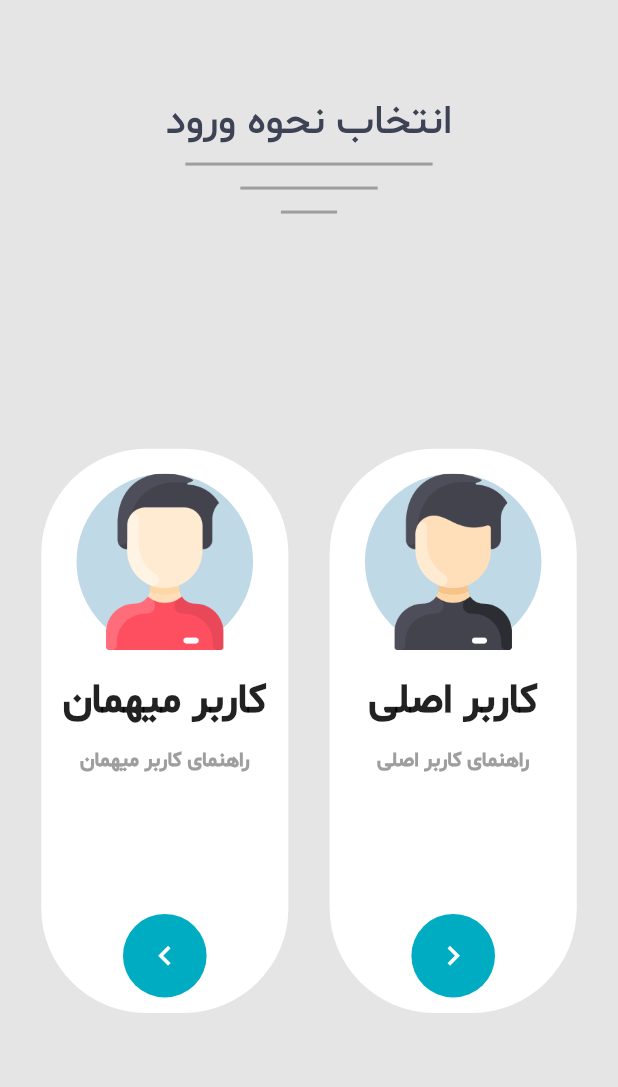
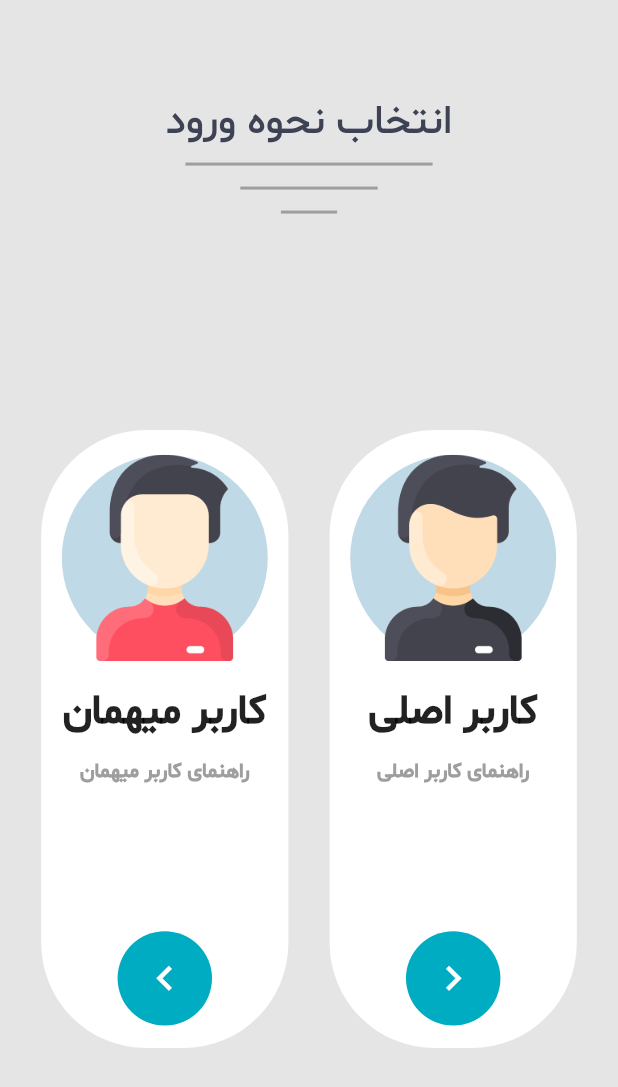
Before and after one commit to poyaaghajani/application, a Flutter app: the screen it shows after launch, on a phone screen of 412 x 824 dp. Shown: the top 1087 px of the screen. Run offline on Flutter 3.47's test engine with Material 2 defaults, Android fonts, the phone set to English and light mode, and no system bars; our stand-ins replace get, open_file.

```diff
--- a/lib/components/container/choose_mode.dart
+++ b/lib/components/container/choose_mode.dart
@@ -6,7 +6,7 @@ class ChoseModeContainer extends StatelessWidget {
   final title;
   final helptext;
   final imagePerson;
-  final circularBox;
+  IconData icon;
 
   VoidCallback? onPressed_Navigator;
   VoidCallback? onPressed_seePdf;
@@ -16,7 +16,7 @@ class ChoseModeContainer extends StatelessWidget {
       required this.title,
       required this.helptext,
       required this.imagePerson,
-      required this.circularBox,
+      required this.icon,
       this.onPressed_Navigator,
       this.onPressed_seePdf})
       : super(key: key);
@@ -25,21 +25,22 @@ class ChoseModeContainer extends StatelessWidget {
   Widget build(BuildContext context) {
     return Container(
       width: MediaQuery.of(context).size.width / 2.5,
+      height: MediaQuery.of(context).size.height / 2,
       decoration: BoxDecoration(
           borderRadius: BorderRadius.circular(70), color: Colors.white),
       child: Column(
+        mainAxisAlignment: MainAxisAlignment.spaceBetween,
         crossAxisAlignment: CrossAxisAlignment.center,
-        mainAxisAlignment: MainAxisAlignment.spaceBetween,
         children: [
-          GestureDetector(
-            onTap: onPressed_Navigator,
-            child: Column(
+          Column(
+            children: [
+              Column(
                 children: [
                   SizedBox(
                     height: MediaQuery.of(context).size.height / 50,
                   ),
                   CircleAvatar(
-                  radius: MediaQuery.of(context).size.width / 7,
+                    radius: MediaQuery.of(context).size.height / 12,
                     backgroundColor: getColors.backgroundAvatar,
                     child: imagePerson,
                   ),
@@ -49,11 +50,10 @@ class ChoseModeContainer extends StatelessWidget {
                   Text(
                     title,
                     style: TextStyle(
-                      fontSize: MediaQuery.of(context).size.width / 15,
+                        fontSize: MediaQuery.of(context).size.height / 30,
                         fontWeight: FontWeight.bold),
                   ),
                 ],
-            ),
               ),
               GestureDetector(
                 onTap: onPressed_seePdf,
@@ -72,12 +72,25 @@ class ChoseModeContainer extends StatelessWidget {
                   ),
                 ),
               ),
-          SizedBox(
-            height: MediaQuery.of(context).size.height / 10,
+            ],
           ),
-          circularBox,
-          SizedBox(
-            height: MediaQuery.of(context).size.height / 80,
+          Padding(
+            padding: const EdgeInsets.only(bottom: 15.0),
+            child: Container(
+              padding: const EdgeInsets.all(15),
+              decoration: BoxDecoration(
+                shape: BoxShape.circle,
+                color: Colors.cyan[600],
+              ),
+              child: GestureDetector(
+                onTap: onPressed_Navigator,
+                child: Icon(
+                  icon,
+                  color: Colors.white,
+                  size: MediaQuery.of(context).size.height / 25,
+                ),
+              ),
+            ),
           ),
         ],
       ),
--- a/lib/pages/choose_screen/choose_view.dart
+++ b/lib/pages/choose_screen/choose_view.dart
@@ -44,38 +44,25 @@ class ChooseScreen extends StatelessWidget {
                 child: const Divider(thickness: 2, color: Colors.grey),
               ),
               SizedBox(
-                height: MediaQuery.of(context).size.height / 5.5,
+                height: MediaQuery.of(context).size.height / 6,
               ),
               Row(
                 mainAxisAlignment: MainAxisAlignment.spaceEvenly,
                 children: [
                   ChoseModeContainer(
-                    imagePerson: Image.asset('images/man2.png'),
+                    imagePerson: Image.asset('assets/images/man2.png'),
                     title: "کاربر میهمان",
                     helptext: "راهنمای کاربر میهمان",
+                    icon: Icons.keyboard_arrow_left_outlined,
+                    onPressed_Navigator: () {},
                     onPressed_seePdf: () async {
                       final file =
                           await PDFapi.loadAsset("assets/pdf/check.pdf");
                       OpenFile.open(file.path);
                     },
-                    circularBox: Container(
-                      padding: const EdgeInsets.all(15),
-                      decoration: BoxDecoration(
-                        shape: BoxShape.circle,
-                        color: Colors.cyan[600],
-                      ),
-                      child: GestureDetector(
-                        onTap: () {},
-                        child: Icon(
-                          Icons.keyboard_arrow_left_outlined,
-                          color: Colors.white,
-                          size: MediaQuery.of(context).size.width / 16,
-                        ),
-                      ),
-                    ),
                   ),
                   ChoseModeContainer(
-                    imagePerson: Image.asset('images/man1.png'),
+                    imagePerson: Image.asset('assets/images/man1.png'),
                     title: "کاربر اصلی",
                     helptext: "راهنمای کاربر اصلی",
                     onPressed_seePdf: () async {
@@ -83,21 +70,7 @@ class ChooseScreen extends StatelessWidget {
                           await PDFapi.loadAsset("assets/pdf/check.pdf");
                       OpenFile.open(file.path);
                     },
-                    circularBox: Container(
-                      padding: const EdgeInsets.all(15),
-                      decoration: BoxDecoration(
-                        shape: BoxShape.circle,
-                        color: Colors.cyan[600],
-                      ),
-                      child: GestureDetector(
-                        onTap: () {},
-                        child: Icon(
-                          Icons.keyboard_arrow_right_outlined,
-                          color: Colors.white,
-                          size: MediaQuery.of(context).size.width / 16,
-                        ),
-                      ),
-                    ),
+                    icon: Icons.keyboard_arrow_right_outlined,
                   ),
                 ],
               ),
--- a/pubspec.yaml
+++ b/pubspec.yaml
@@ -63,7 +63,7 @@ flutter:
   # To add assets to your application, add an assets section, like this:
   assets:
     - assets/pdf/
-    - images/
+    - assets/images/
 
   # An image asset can refer to one or more resolution-specific "variants", see
   # https://flutter.dev/assets-and-images/#resolution-aware
@@ -79,5 +79,5 @@ flutter:
   fonts:
     - family: SM
       fonts:
-        - asset: fonts/ShabnamMedium.ttf
+        - asset: assets/fonts/ShabnamMedium.ttf
           weight: 500
```
Also changed, not shown: assets/fonts/ShabnamMedium.ttf (renamed from fonts/ShabnamMedium.ttf), assets/images/man.png (renamed from images/man.png), assets/images/man1.png (renamed from images/man1.png), assets/images/man2.png (renamed from images/man2.png). Lines whose indentation alone changed are shown as unchanged.
